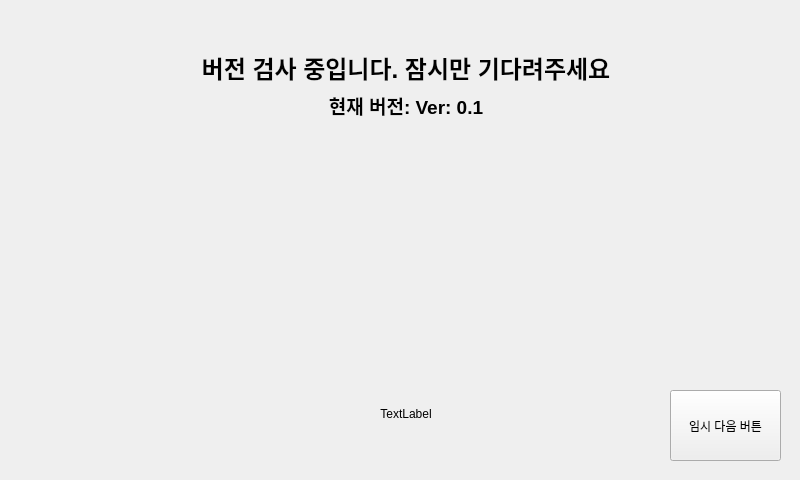
kangsy0058/NFC_2021_Kiosk, file ver_check/Ver_check.ui: the form before one commit.
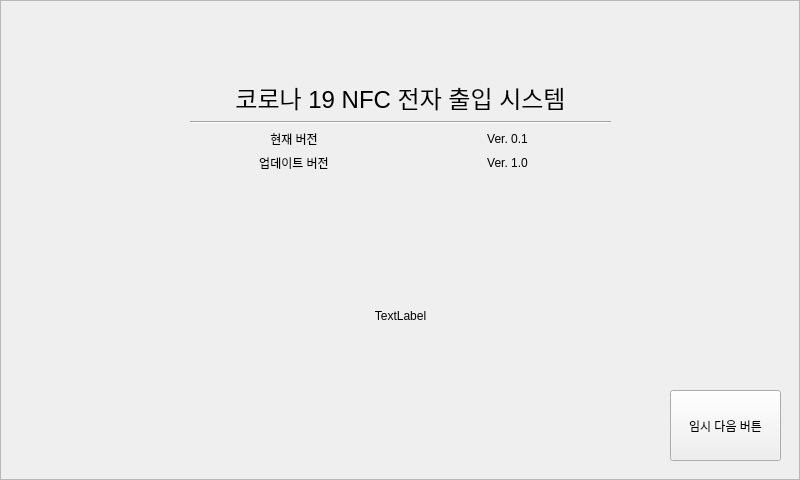
The form after the commit. Icons and pictures are not drawn.

Commit message: - 버전 Check UI 수정

```diff
--- a/ver_check/Ver_check.ui
+++ b/ver_check/Ver_check.ui
@@ -29,30 +29,69 @@
    <widget class="QWidget" name="layoutWidget">
     <property name="geometry">
      <rect>
-      <x>170</x>
-      <y>50</y>
-      <width>472</width>
-      <height>371</height>
+      <x>190</x>
+      <y>80</y>
+      <width>421</width>
+      <height>311</height>
      </rect>
     </property>
     <layout class="QVBoxLayout" name="verticalLayout">
      <item>
       <widget class="QLabel" name="label">
        <property name="text">
-        <string>&lt;html&gt;&lt;head/&gt;&lt;body&gt;&lt;p align=&quot;center&quot;&gt;&lt;span style=&quot; font-size:18pt; font-weight:600;&quot;&gt;버전 검사 중입니다. 잠시만 기다려주세요&lt;/span&gt;&lt;/p&gt;&lt;/body&gt;&lt;/html&gt;</string>
+        <string>&lt;html&gt;&lt;head/&gt;&lt;body&gt;&lt;p align=&quot;center&quot;&gt;&lt;span style=&quot; font-size:18pt; color:#000000;&quot;&gt;코로나 19 NFC 전자 출입 시스템&lt;/span&gt;&lt;/p&gt;&lt;/body&gt;&lt;/html&gt;</string>
        </property>
       </widget>
      </item>
      <item>
-      <widget class="QLabel" name="label_2">
-       <property name="text">
-        <string>&lt;html&gt;&lt;head/&gt;&lt;body&gt;&lt;p align=&quot;center&quot;&gt;&lt;span style=&quot; font-size:14pt; font-weight:600;&quot;&gt;현재 버전: Ver: 0.1&lt;/span&gt;&lt;/p&gt;&lt;/body&gt;&lt;/html&gt;</string>
+      <widget class="Line" name="line">
+       <property name="orientation">
+        <enum>Qt::Horizontal</enum>
        </property>
-       <property name="alignment">
-        <set>Qt::AlignCenter</set>
-       </property>
       </widget>
      </item>
+     <item>
+      <layout class="QHBoxLayout" name="horizontalLayout">
+       <item>
+        <widget class="QLabel" name="ver_num_label">
+         <property name="text">
+          <string>&lt;html&gt;&lt;head/&gt;&lt;body&gt;&lt;p align=&quot;center&quot;&gt;현재 버전&lt;/p&gt;&lt;/body&gt;&lt;/html&gt;</string>
+         </property>
+         <property name="alignment">
+          <set>Qt::AlignCenter</set>
+         </property>
+        </widget>
+       </item>
+       <item>
+        <widget class="QLabel" name="label_2">
+         <property name="text">
+          <string>&lt;html&gt;&lt;head/&gt;&lt;body&gt;&lt;p&gt;Ver. 0.1&lt;/p&gt;&lt;/body&gt;&lt;/html&gt;</string>
+         </property>
+         <property name="alignment">
+          <set>Qt::AlignCenter</set>
+         </property>
+        </widget>
+       </item>
+      </layout>
+     </item>
+     <item>
+      <layout class="QHBoxLayout" name="horizontalLayout_2">
+       <item>
+        <widget class="QLabel" name="label_4">
+         <property name="text">
+          <string>&lt;html&gt;&lt;head/&gt;&lt;body&gt;&lt;p align=&quot;center&quot;&gt;업데이트 버전&lt;/p&gt;&lt;/body&gt;&lt;/html&gt;</string>
+         </property>
+        </widget>
+       </item>
+       <item>
+        <widget class="QLabel" name="label_3">
+         <property name="text">
+          <string>&lt;html&gt;&lt;head/&gt;&lt;body&gt;&lt;p align=&quot;center&quot;&gt;Ver. 1.0&lt;/p&gt;&lt;/body&gt;&lt;/html&gt;</string>
+         </property>
+        </widget>
+       </item>
+      </layout>
+     </item>
      <item>
       <spacer name="verticalSpacer_2">
        <property name="orientation">
@@ -68,6 +107,12 @@
      </item>
      <item>
       <widget class="QLabel" name="loading_img">
+       <property name="minimumSize">
+        <size>
+         <width>0</width>
+         <height>150</height>
+        </size>
+       </property>
        <property name="text">
         <string>TextLabel</string>
        </property>
@@ -91,6 +136,28 @@
      <string>임시 다음 버튼</string>
     </property>
    </widget>
+   <widget class="QFrame" name="frame">
+    <property name="geometry">
+     <rect>
+      <x>0</x>
+      <y>0</y>
+      <width>800</width>
+      <height>480</height>
+     </rect>
+    </property>
+    <property name="styleSheet">
+     <string notr="true">background-image: url(:/back/img/[IR]NFC_KIOSK_Ver.png);</string>
+    </property>
+    <property name="frameShape">
+     <enum>QFrame::StyledPanel</enum>
+    </property>
+    <property name="frameShadow">
+     <enum>QFrame::Raised</enum>
+    </property>
+   </widget>
+   <zorder>frame</zorder>
+   <zorder>layoutWidget</zorder>
+   <zorder>next_btn</zorder>
   </widget>
  </widget>
  <resources/>
```
Left out of the diff: 4 changed lines with no effect on the pictures. The commit also changes 3 other files.
